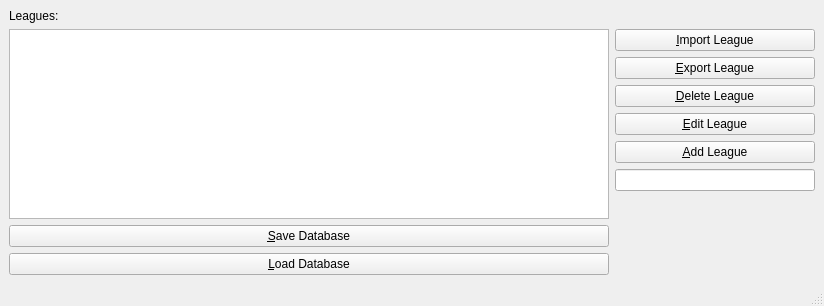
First picture: the form in CurlingLeague/GUI/main_window.ui, repository jmayhall/CurlingLeague, before the edit.
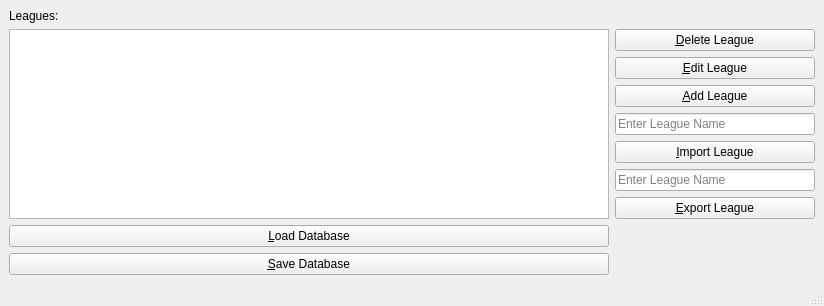
Second picture: the form after the edit.

Commit message: Filling in main window methods

```diff
--- a/CurlingLeague/GUI/main_window.ui
+++ b/CurlingLeague/GUI/main_window.ui
@@ -43,19 +43,6 @@
               </property>
              </widget>
             </item>
-            <item>
-             <widget class="QPushButton" name="save_database_button">
-              <property name="minimumSize">
-               <size>
-                <width>150</width>
-                <height>0</height>
-               </size>
-              </property>
-              <property name="text">
-               <string>&amp;Save Database</string>
-              </property>
-             </widget>
-            </item>
             <item>
              <widget class="QPushButton" name="load_database_button">
               <property name="minimumSize">
@@ -69,26 +56,25 @@
               </property>
              </widget>
             </item>
+            <item>
+             <widget class="QPushButton" name="save_database_button">
+              <property name="minimumSize">
+               <size>
+                <width>150</width>
+                <height>0</height>
+               </size>
+              </property>
+              <property name="text">
+               <string>&amp;Save Database</string>
+              </property>
+             </widget>
+            </item>
            </layout>
           </item>
          </layout>
         </item>
         <item>
          <layout class="QVBoxLayout" name="verticalLayout">
-          <item>
-           <widget class="QPushButton" name="import_league_button">
-            <property name="text">
-             <string>&amp;Import League</string>
-            </property>
-           </widget>
-          </item>
-          <item>
-           <widget class="QPushButton" name="export_league_button">
-            <property name="text">
-             <string>&amp;Export League</string>
-            </property>
-           </widget>
-          </item>
           <item>
            <widget class="QPushButton" name="delete_league_button">
             <property name="minimumSize">
@@ -136,6 +122,30 @@
               <height>0</height>
              </size>
             </property>
+            <property name="placeholderText">
+             <string>Enter League Name</string>
+            </property>
+           </widget>
+          </item>
+          <item>
+           <widget class="QPushButton" name="import_league_button">
+            <property name="text">
+             <string>&amp;Import League</string>
+            </property>
+           </widget>
+          </item>
+          <item>
+           <widget class="QLineEdit" name="import_league_lineedit">
+            <property name="placeholderText">
+             <string>Enter League Name</string>
+            </property>
+           </widget>
+          </item>
+          <item>
+           <widget class="QPushButton" name="export_league_button">
+            <property name="text">
+             <string>&amp;Export League</string>
+            </property>
            </widget>
           </item>
           <item>
```
Left out of the diff: 6 changed lines with no effect on the pictures. The commit also changes 4 other files.
